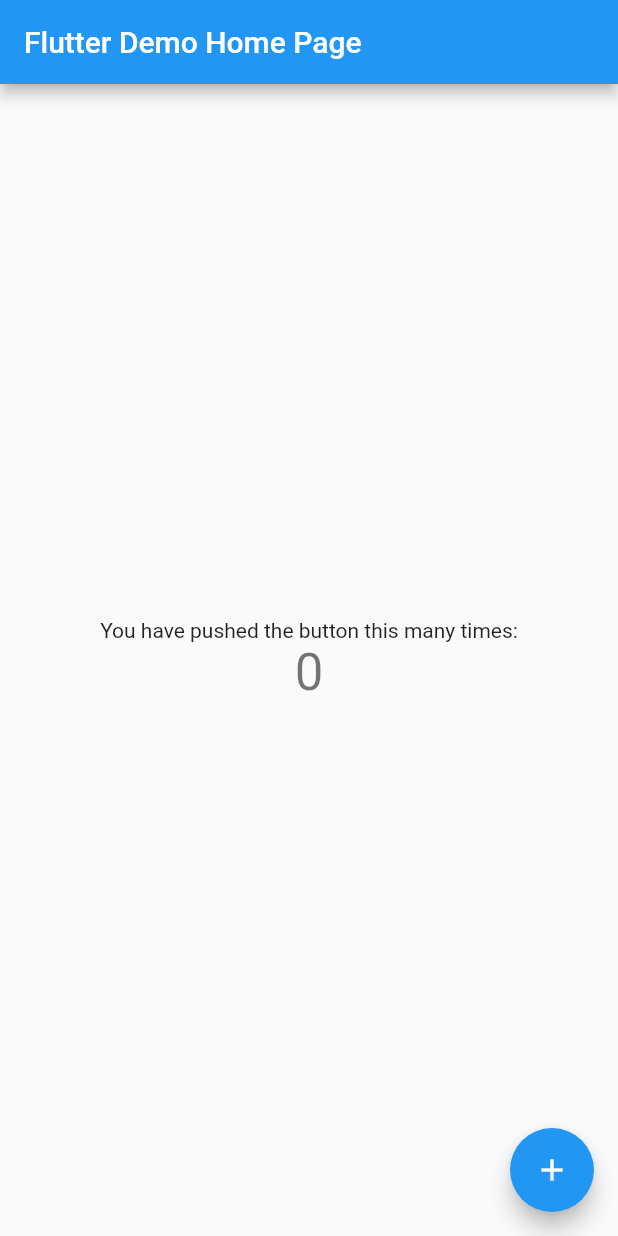
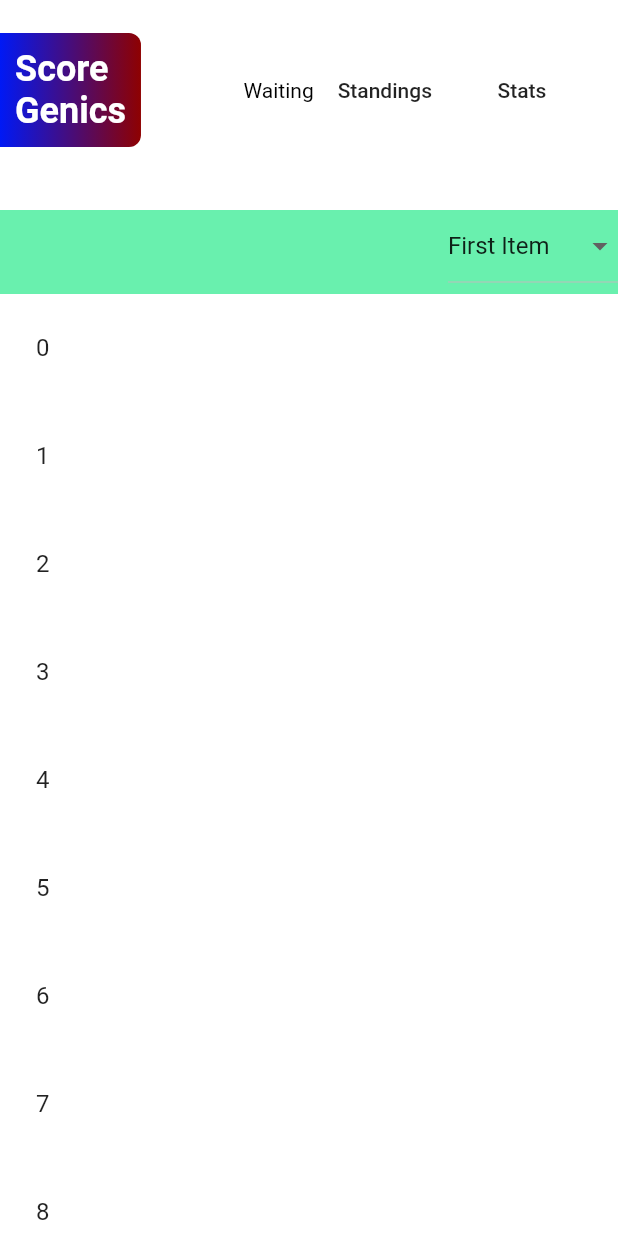
Before and after one commit to ezhamkarim/scoregenics, a Flutter app: the screen it shows after launch, on a phone screen of 412 x 824 dp. Run offline on Flutter 3.47's test engine with Material 2 defaults, Android fonts, the phone set to English and light mode, and no system bars.

Commit message:
last commit from iMac

```diff
--- /dev/null
+++ b/lib/API/BaseApi.dart
@@ -0,0 +1,27 @@
+import 'dart:convert';
+
+import 'package:http/http.dart' as http;
+
+class BaseApi {
+  http.Response response;
+  String numberRequest;
+  var reqeustData;
+  Future getProfile() async {
+    try {
+      response = await http.get('https://api.football-data.org/v2/players/2000',
+          headers: {'X-Auth-Token': '4f1c1276d9c44781887a13f808bac067'});
+
+      if (response.statusCode == 200) {
+        numberRequest = response.headers['x-requests-available-minute'];
+        reqeustData = json.decode(response.body);
+      } else {
+        throw "Error";
+      }
+      return reqeustData;
+    } catch (e) {
+      print('Error : $e');
+    }
+  }
+
+  String get getRequestAvailable => numberRequest;
+}
--- a/lib/main.dart
+++ b/lib/main.dart
@@ -1,4 +1,5 @@
 import 'package:flutter/material.dart';
+import 'package:scoregenics/screens/home/mainmenu.dart';
 
 void main() {
   runApp(MyApp());
@@ -26,92 +27,6 @@ class MyApp extends StatelessWidget {
           // closer together (more dense) than on mobile platforms.
           visualDensity: VisualDensity.adaptivePlatformDensity,
         ),
-      home: MyHomePage(title: 'Flutter Demo Home Page'),
-    );
+        home: MainMenu());
   }
 }
-
-class MyHomePage extends StatefulWidget {
-  MyHomePage({Key key, this.title}) : super(key: key);
-
-  // This widget is the home page of your application. It is stateful, meaning
-  // that it has a State object (defined below) that contains fields that affect
-  // how it looks.
-
-  // This class is the configuration for the state. It holds the values (in this
-  // case the title) provided by the parent (in this case the App widget) and
-  // used by the build method of the State. Fields in a Widget subclass are
-  // always marked "final".
-
-  final String title;
-
-  @override
-  _MyHomePageState createState() => _MyHomePageState();
-}
-
-class _MyHomePageState extends State<MyHomePage> {
-  int _counter = 0;
-
-  void _incrementCounter() {
-    setState(() {
-      // This call to setState tells the Flutter framework that something has
-      // changed in this State, which causes it to rerun the build method below
-      // so that the display can reflect the updated values. If we changed
-      // _counter without calling setState(), then the build method would not be
-      // called again, and so nothing would appear to happen.
-      _counter++;
-    });
-  }
-
-  @override
-  Widget build(BuildContext context) {
-    // This method is rerun every time setState is called, for instance as done
-    // by the _incrementCounter method above.
-    //
-    // The Flutter framework has been optimized to make rerunning build methods
-    // fast, so that you can just rebuild anything that needs updating rather
-    // than having to individually change instances of widgets.
-    return Scaffold(
-      appBar: AppBar(
-        // Here we take the value from the MyHomePage object that was created by
-        // the App.build method, and use it to set our appbar title.
-        title: Text(widget.title),
-      ),
-      body: Center(
-        // Center is a layout widget. It takes a single child and positions it
-        // in the middle of the parent.
-        child: Column(
-          // Column is also a layout widget. It takes a list of children and
-          // arranges them vertically. By default, it sizes itself to fit its
-          // children horizontally, and tries to be as tall as its parent.
-          //
-          // Invoke "debug painting" (press "p" in the console, choose the
-          // "Toggle Debug Paint" action from the Flutter Inspector in Android
-          // Studio, or the "Toggle Debug Paint" command in Visual Studio Code)
-          // to see the wireframe for each widget.
-          //
-          // Column has various properties to control how it sizes itself and
-          // how it positions its children. Here we use mainAxisAlignment to
-          // center the children vertically; the main axis here is the vertical
-          // axis because Columns are vertical (the cross axis would be
-          // horizontal).
-          mainAxisAlignment: MainAxisAlignment.center,
-          children: <Widget>[
-            Text(
-              'You have pushed the button this many times:',
-            ),
-            Text(
-              '$_counter',
-              style: Theme.of(context).textTheme.headline4,
-            ),
-          ],
-        ),
-      ),
-      floatingActionButton: FloatingActionButton(
-        onPressed: _incrementCounter,
-        tooltip: 'Increment',
-        child: Icon(Icons.add),
-      ), // This trailing comma makes auto-formatting nicer for build methods.
-    );
-  }
-}
--- /dev/null
+++ b/lib/router.dart
@@ -0,0 +1,11 @@
+import 'package:flutter/material.dart';
+
+class CustomRouter {
+  static Route<dynamic> generateRoute(RouteSettings settings) {
+    switch (settings.name) {
+      case 'home':
+        break;
+      default:
+    }
+  }
+}
--- /dev/null
+++ b/lib/screens/home/mainmenu.dart
@@ -0,0 +1,166 @@
+import 'package:flutter/material.dart';
+import 'package:flutter/rendering.dart';
+import 'package:scoregenics/API/BaseApi.dart';
+
+class MainMenu extends StatefulWidget {
+  @override
+  _MainMenuState createState() => _MainMenuState();
+}
+
+class _MainMenuState extends State<MainMenu> {
+  ScrollController mainScrollController;
+  BaseApi baseApi = BaseApi();
+  bool appBarShow = true;
+  bool isScrollingDown = false;
+  int _value = 1;
+  @override
+  void initState() {
+    super.initState();
+    mainScrollController = ScrollController();
+    mainScrollController.addListener(() {
+      if (mainScrollController.position.userScrollDirection ==
+          ScrollDirection.reverse) {
+        if (!isScrollingDown) {
+          setState(() {
+            isScrollingDown = true;
+            appBarShow = false;
+          });
+        }
+      }
+      if (mainScrollController.position.userScrollDirection ==
+          ScrollDirection.forward) {
+        if (isScrollingDown) {
+          setState(() {
+            isScrollingDown = false;
+            appBarShow = true;
+          });
+        }
+      }
+    });
+  }
+
+  @override
+  Widget build(BuildContext context) {
+    return Scaffold(
+        backgroundColor: Colors.white,
+        body: CustomScrollView(
+          controller: mainScrollController,
+          slivers: [
+            SliverAppBar(
+              backgroundColor: Colors.white,
+              leadingWidth: 600,
+              leading: Row(
+                children: [
+                  Container(
+                    decoration: BoxDecoration(
+                      gradient: LinearGradient(
+                          colors: [Color(0xff0019F5), Color(0xff8E0101)],
+                          begin: Alignment.centerLeft,
+                          end: Alignment.centerRight),
+                      borderRadius: BorderRadius.only(
+                          bottomRight: Radius.circular(8),
+                          topRight: Radius.circular(8)),
+                    ),
+                    padding: EdgeInsets.all(10),
+                    child: Text(
+                      'Score\nGenics',
+                      style:
+                          TextStyle(fontSize: 24, fontWeight: FontWeight.bold),
+                    ),
+                  ),
+                ],
+              ),
+              actions: [
+                Container(
+                  padding: EdgeInsets.symmetric(horizontal: 20),
+                  child: Row(
+                    children: [
+                      Text(
+                        baseApi.getRequestAvailable ?? 'Waiting',
+                        style: TextStyle(color: Colors.black),
+                      ),
+                      // IconButton(icon: Icon(Icons.ac_unit), onPressed: () {}),
+                      Padding(
+                        padding: EdgeInsets.symmetric(vertical: 30),
+                        child: FlatButton(
+                            onPressed: () {
+                              print('Standings');
+                            },
+                            child: Text('Standings')),
+                      ),
+                      Padding(
+                        padding: EdgeInsets.symmetric(vertical: 30),
+                        child: FlatButton(
+                            onPressed: () async {
+                              await baseApi.getProfile().then((value) {
+                                setState(() {});
+                                print('VALUE: $value');
+                                print(baseApi.getRequestAvailable);
+                              }).catchError((e) {
+                                print("ERRROOORRR :$e");
+                              });
+                              print('Stats');
+                            },
+                            child: Text('Stats')),
+                      )
+                    ],
+                  ),
+                )
+              ],
+              //primary: false,
+
+              //floating: true,
+              flexibleSpace: FlexibleSpaceBar(),
+              //collapsedHeight: 300,
+              toolbarHeight: 120,
+              elevation: 0,
+              pinned: true,
+              expandedHeight: 140,
+            ),
+            AnimatedContainer(
+              curve: Curves.easeInOut,
+              duration: Duration(milliseconds: 5000),
+              child: SliverAppBar(
+                actions: [
+                  DropdownButton(
+                      value: _value,
+                      items: [
+                        DropdownMenuItem(
+                          child: Text("First Item"),
+                          value: 1,
+                        ),
+                        DropdownMenuItem(
+                          child: Text("Second Item"),
+                          value: 2,
+                        ),
+                        DropdownMenuItem(child: Text("Third Item"), value: 3),
+                        DropdownMenuItem(child: Text("Fourth Item"), value: 4)
+                      ],
+                      onChanged: (value) {
+                        setState(() {
+                          _value = value;
+                        });
+                      })
+                ],
+                elevation: 0,
+                //toolbarHeight: 20,
+                backgroundColor: Colors.greenAccent,
+                pinned: appBarShow,
+              ),
+            ),
+            SliverList(
+                delegate: SliverChildBuilderDelegate(
+                    (context, i) => Padding(
+                          padding: const EdgeInsets.all(8.0),
+                          child: Container(
+                            color: Colors.white,
+                            child: ListTile(
+                              title: Text('$i'),
+                            ),
+                          ),
+                        ),
+                    childCount: 1000))
+          ],
+        ));
+  }
+}
--- /dev/null
+++ b/lib/screens/home/standings.dart
@@ -0,0 +1,13 @@
+import 'package:flutter/material.dart';
+
+class Standings extends StatefulWidget {
+  @override
+  _StandingsState createState() => _StandingsState();
+}
+
+class _StandingsState extends State<Standings> {
+  @override
+  Widget build(BuildContext context) {
+    return Container();
+  }
+}
--- a/pubspec.yaml
+++ b/pubspec.yaml
@@ -3,7 +3,7 @@ description: A new Flutter project.
 
 # The following line prevents the package from being accidentally published to
 # pub.dev using `pub publish`. This is preferred for private packages.
-publish_to: 'none' # Remove this line if you wish to publish to pub.dev
+publish_to: "none" # Remove this line if you wish to publish to pub.dev
 
 # The following defines the version and build number for your application.
 # A version number is three numbers separated by dots, like 1.2.43
@@ -23,7 +23,7 @@ environment:
 dependencies:
   flutter:
     sdk: flutter
-
+  http: ^0.12.2
 
   # The following adds the Cupertino Icons font to your application.
   # Use with the CupertinoIcons class for iOS style icons.
@@ -38,7 +38,6 @@ dev_dependencies:
 
 # The following section is specific to Flutter.
 flutter:
-
   # The following line ensures that the Material Icons font is
   # included with your application, so that you can use the icons in
   # the material Icons class.
```
Also changed, not shown: lib/components/mainmenuappbar.dart (added), pubspec.lock. Lines whose indentation alone changed are shown as unchanged.
